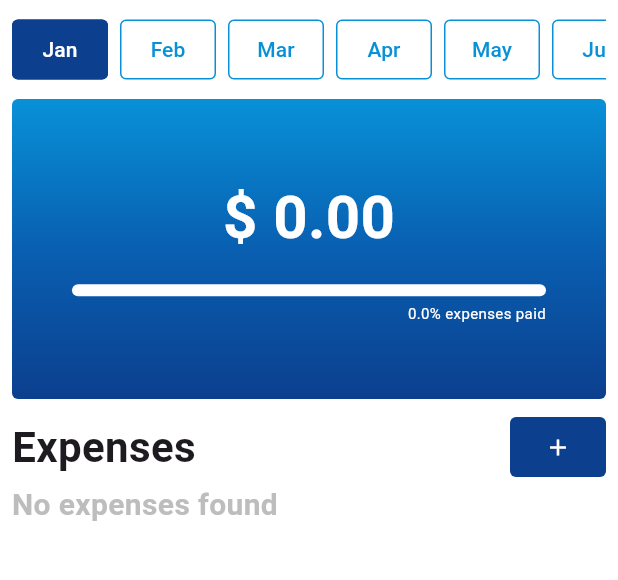
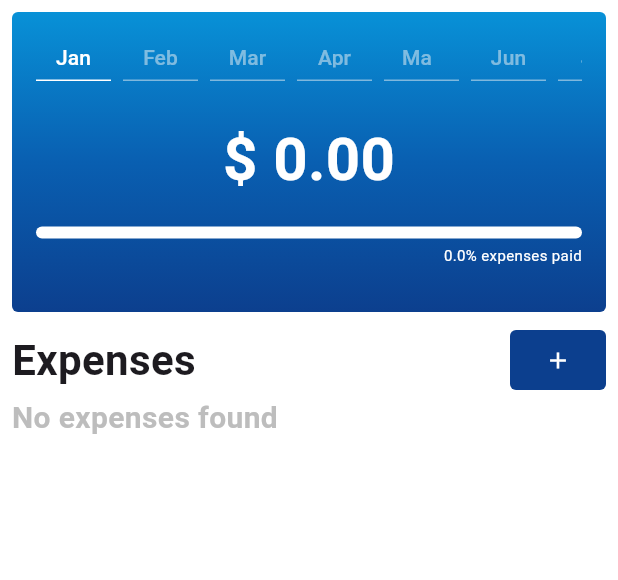
Before and after one commit to EmanuelBacalhau/finstein_app, a Flutter app: the HomePage widget shown alone on an empty page, opened directly, on a phone screen of 412 x 824 dp, the part 84-664 px from its top. Run offline on Flutter 3.47's test engine with Material 3 defaults, Android fonts, the phone set to English and light mode, and no system bars; our stand-ins replace animate_do, page_transition.

Commit message:
feat: add TabBar in container with progress

```diff
--- a/lib/pages/create_expense/page.dart
+++ b/lib/pages/create_expense/page.dart
@@ -1,5 +1,4 @@
 import 'package:finstein_app/models/month.dart';
-import 'package:finstein_app/repositories/expenses_repository.dart';
 import 'package:finstein_app/repositories/month_repository.dart';
 import 'package:finstein_app/widgets/basic_button.dart';
 import 'package:finstein_app/widgets/basic_input.dart';
--- a/lib/pages/home/page.dart
+++ b/lib/pages/home/page.dart
@@ -93,32 +93,14 @@ class _HomePageState extends State<HomePage> {
       widget: Column(
         crossAxisAlignment: CrossAxisAlignment.start,
         children: [
-          SizedBox(
-            height: 50,
-            child: ListView(
-              scrollDirection: Axis.horizontal,
-              children: monthRepository
-                  .getAll()
-                  .map(
-                    (month) => Row(
-                      children: [
-                        ButtonTabBar(
-                          onPressed: () => _onMonthSelected(month.id),
-                          title: month.name,
-                          isSelected: month.id == _monthSelected,
-                        ),
-                        const SizedBox(width: 8),
-                      ],
-                    ),
-                  )
-                  .toList(),
-            ),
-          ),
-          const SizedBox(height: 8),
           Container(
             height: 200,
-            padding: const EdgeInsets.all(40),
             width: double.infinity,
+            padding: const EdgeInsets.only(
+              left: 16,
+              right: 16,
+              top: 4,
+            ),
             decoration: BoxDecoration(
               gradient: const LinearGradient(
                 colors: [
@@ -133,8 +115,29 @@ class _HomePageState extends State<HomePage> {
               borderRadius: BorderRadius.circular(4),
             ),
             child: Column(
-              mainAxisAlignment: MainAxisAlignment.center,
               children: [
+                SizedBox(
+                  height: 50,
+                  child: ListView(
+                    scrollDirection: Axis.horizontal,
+                    children: monthRepository
+                        .getAll()
+                        .map(
+                          (month) => Row(
+                            children: [
+                              ButtonTabBar(
+                                onPressed: () => _onMonthSelected(month.id),
+                                title: month.name,
+                                isSelected: month.id == _monthSelected,
+                              ),
+                              const SizedBox(width: 8),
+                            ],
+                          ),
+                        )
+                        .toList(),
+                  ),
+                ),
+                const SizedBox(height: 16),
                 Text(
                   '\$ ${total.toStringAsFixed(2)}',
                   style: const TextStyle(
--- a/lib/pages/home/widgets/button_tab_bar.dart
+++ b/lib/pages/home/widgets/button_tab_bar.dart
@@ -15,25 +15,32 @@ class ButtonTabBar extends StatelessWidget {
 
   @override
   Widget build(BuildContext context) {
-    return TextButton(
-      style: TextButton.styleFrom(
-        backgroundColor: isSelected ? AppColor.darkBlue : Colors.white,
-        shape: RoundedRectangleBorder(
-          borderRadius: BorderRadius.circular(4),
-          side: isSelected
-              ? const BorderSide(
-                  color: AppColor.darkBlue,
-                )
-              : const BorderSide(
-                  color: AppColor.lightBlue,
-                ),
+    return Container(
+      width: 50,
+      height: 34,
+      decoration: BoxDecoration(
+        border: Border(
+          bottom: BorderSide(
+            color: isSelected
+                ? Colors.white
+                : Colors.grey.shade100.withOpacity(0.5),
+          ),
         ),
       ),
-      onPressed: onPressed,
-      child: Text(
-        title.substring(0, 3),
-        style: TextStyle(
-          color: isSelected ? Colors.white : AppColor.lightBlue,
+      child: TextButton(
+        onPressed: onPressed,
+        style: TextButton.styleFrom(
+            overlayColor: Colors.transparent,
+            shape: const RoundedRectangleBorder(
+              borderRadius: BorderRadius.zero,
+            )),
+        child: Text(
+          title.substring(0, 3),
+          style: TextStyle(
+            color: isSelected
+                ? Colors.white
+                : Colors.grey.shade100.withOpacity(0.5),
+          ),
         ),
       ),
     );
--- a/lib/repositories/expenses_repository.dart
+++ b/lib/repositories/expenses_repository.dart
@@ -1,5 +1,3 @@
-import 'dart:math';
-
 import 'package:finstein_app/models/expense.dart';
 
 class ExpensesRepository {
```
